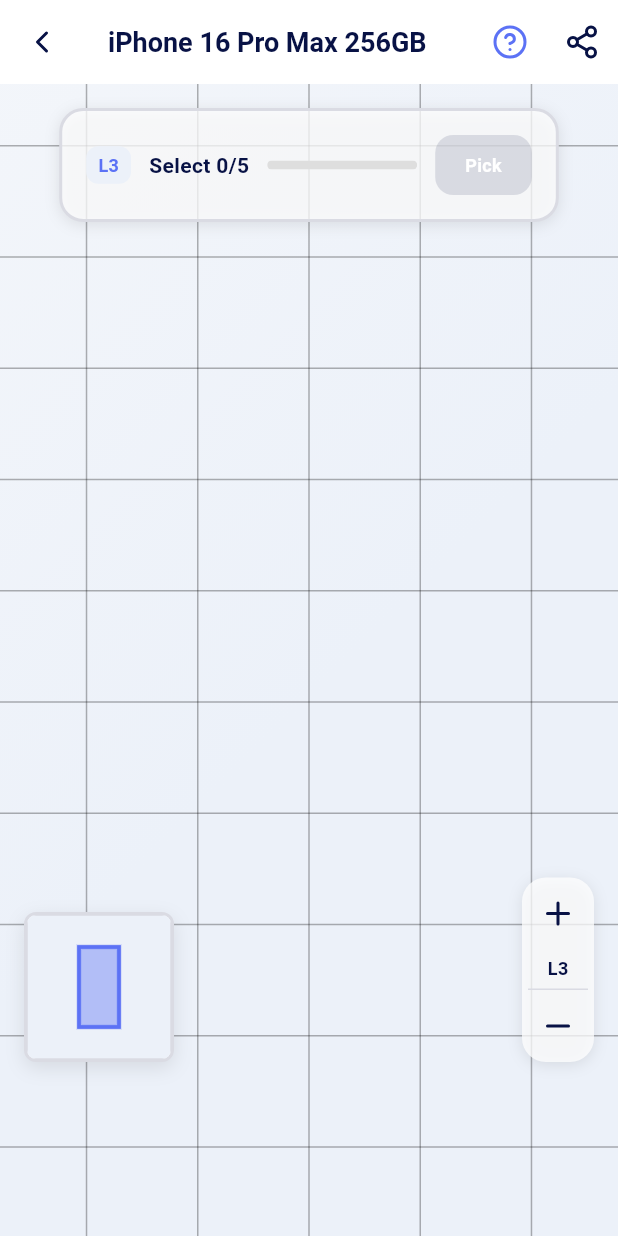
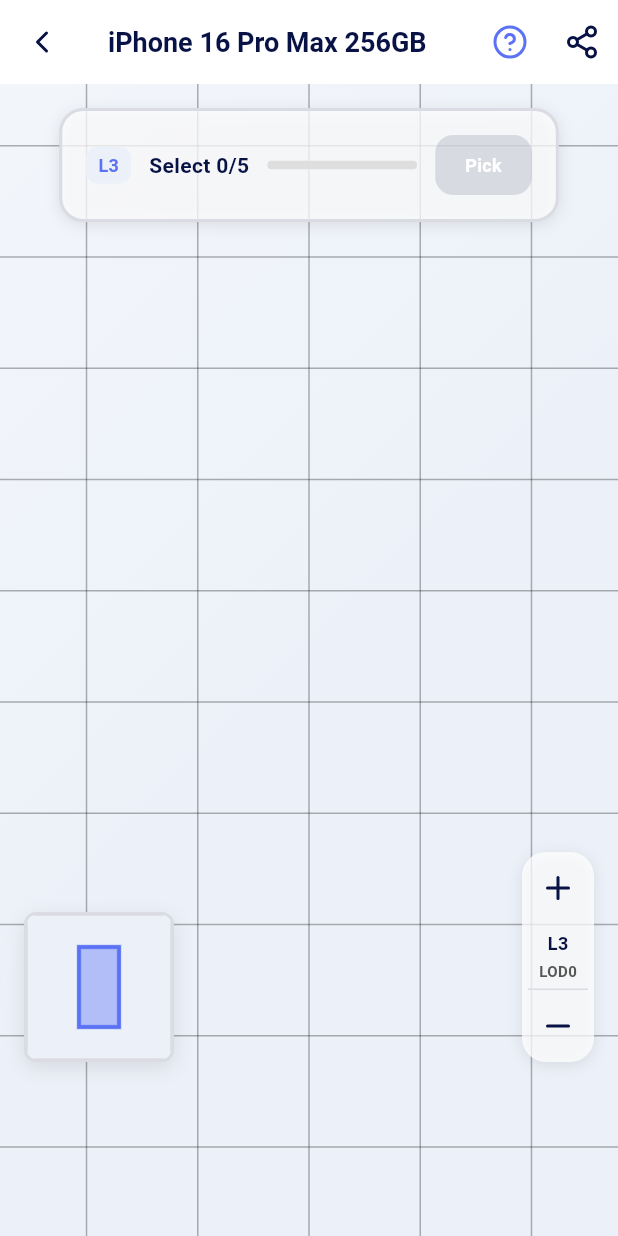
Before and after one commit to blockpick/app-blockpick, a Flutter app: the GameScreen screen opened directly, on a phone screen of 412 x 824 dp. Run offline on Flutter 3.47's test engine with Material 3 defaults, Android fonts, the phone set to English and light mode, and no system bars; our stand-ins replace convert, dio, flutter_animate, flutter_riverpod, flutter_secure_storage, flutter_svg and 6 more; missing offline and left inert: encrypt, syncfusion_flutter_treemap, tutorial_coach_mark, web3dart; accounts and stored records are empty; generated files the repository leaves out were written again; network calls fail; statements that could not run were skipped.

Commit message:
1. game_screen.dart:611 - 현재 줌을 레벨로 실시간 변환   final currentZoomLevel = _zoomMapper?.scaleToNearestLevel(gridState.zoom) ??   _currentZoomLevel;   2. game_screen.dart:614 - 레벨 변경 시 자동 동기화     - 핀치 줌이든 버튼 줌이든, gridState.zoom이 변경되면 자동으로 가장 가까운   레벨로 변환     - PostFrameCallback을 사용하여 안전하게 상태 업데이트   3. HUD와 ZoomControls - 동기화된 레벨 사용     - 둘 다 계산된 currentZoomLevel을 사용하여 항상 일치

```diff
--- a/lib/features/game/game_screen.dart
+++ b/lib/features/game/game_screen.dart
@@ -607,6 +607,20 @@
     final selectedCount = ref.watch(selectedBlockCountProvider(_gridConfig!));
     final bottomPadding = MediaQuery.of(context).padding.bottom;
 
+    // 현재 줌을 레벨로 변환 (핀치 줌과 버튼 줌 동기화)
+    final currentZoomLevel = _zoomMapper?.scaleToNearestLevel(gridState.zoom) ?? _currentZoomLevel;
+
+    // 레벨이 변경되었으면 상태 업데이트 (다음 프레임에)
+    if (currentZoomLevel != _currentZoomLevel && _zoomMapper != null) {
+      WidgetsBinding.instance.addPostFrameCallback((_) {
+        if (mounted) {
+          setState(() {
+            _currentZoomLevel = currentZoomLevel;
+          });
+        }
+      });
+    }
+
     return Scaffold(
       backgroundColor: AppColors.deepWhite,
       appBar: _buildAppBar(context),
@@ -680,7 +694,7 @@
                   key: _hudKey,
                   selected: selectedCount,
                   pickMax: _pickMax,
-                  zoomLevel: _currentZoomLevel,
+                  zoomLevel: currentZoomLevel,
                   onSubmit: selectedCount >= _pickMax ? () {
                     _showSnackBar('$selectedCount개 블록 제출됨!');
                   } : null,
@@ -734,9 +748,10 @@
                 key: _zoomControlKey,
                 onZoomIn: _handleZoomIn,
                 onZoomOut: _handleZoomOut,
-                currentLevel: _currentZoomLevel,
+                currentLevel: currentZoomLevel,
                 maxLevel: _zoomSpec!.maxLevel,
                 minLevel: _zoomSpec!.minLevel,
+                lodLevel: gridState.lodLevel,
               ),
             ),
         ],
--- a/lib/providers/grid_state_provider.dart
+++ b/lib/providers/grid_state_provider.dart
@@ -1,5 +1,6 @@
 import 'package:flutter/foundation.dart';
 import 'package:flutter_riverpod/flutter_riverpod.dart';
+import 'dart:math' as math;
 import '../models/block_model.dart';
 import '../core/constants/app_constants.dart';
 
@@ -48,7 +49,10 @@
   /// 튜토리얼 목표 블록 (튜토리얼에서 선택해야 할 블록)
   final BlockModel? tutorialTargetBlock;
 
-  const GridState({
+  /// LOD (Level of Detail) 레벨 - 줌에 따라 자동 계산됨
+  final int lodLevel;
+
+  GridState({
     this.zoom = AppConstants.defaultZoom,
     this.baseZoom = AppConstants.defaultZoom,
     this.gridWidth = 100,
@@ -63,7 +67,8 @@
     this.showBottomSheet = true,
     this.focusedBlockId,
     this.tutorialTargetBlock,
-  });
+    int? lodLevel,
+  }) : lodLevel = lodLevel ?? _calculateLODLevel(zoom);
 
   GridState copyWith({
     double? zoom,
@@ -83,9 +88,11 @@
     bool clearFocusedBlock = false,
     BlockModel? tutorialTargetBlock,
     bool clearTutorialTarget = false,
+    int? lodLevel,
   }) {
+    final newZoom = zoom ?? this.zoom;
     return GridState(
-      zoom: zoom ?? this.zoom,
+      zoom: newZoom,
       baseZoom: baseZoom ?? this.baseZoom,
       gridWidth: gridWidth ?? this.gridWidth,
       gridHeight: gridHeight ?? this.gridHeight,
@@ -99,7 +106,23 @@
       showBottomSheet: showBottomSheet ?? this.showBottomSheet,
       focusedBlockId: clearFocusedBlock ? null : (focusedBlockId ?? this.focusedBlockId),
       tutorialTargetBlock: clearTutorialTarget ? null : (tutorialTargetBlock ?? this.tutorialTargetBlock),
+      lodLevel: lodLevel ?? _calculateLODLevel(newZoom),
     );
+  }
+
+  /// LOD 레벨 계산 (정적 메서드)
+  static int _calculateLODLevel(double zoom) {
+    if (zoom < 0.05) return 0;
+    if (zoom < 0.1) return 1;
+    if (zoom < 0.3) return 2;
+    if (zoom < 0.6) return 3;
+    if (zoom < 1.0) return 4;
+    if (zoom < 2.0) return 5;
+    if (zoom < 4.0) return 6;
+    if (zoom < 8.0) return 7;
+    if (zoom < 16.0) return 8;
+    // 줌이 계속 커지면 레벨도 계속 증가
+    return (math.log(zoom) / math.log(2)).floor() + 4;
   }
 
   /// 블록 추가
@@ -254,6 +277,33 @@
     // 같은 그리드 좌표가 화면 중앙에 오도록 pan 조정
     final newPanX = screenWidth / 2 - centerX * clampedZoom;
     final newPanY = screenHeight / 2 - centerY * clampedZoom;
+
+    state = state.copyWith(
+      zoom: clampedZoom,
+      panX: newPanX,
+      panY: newPanY,
+    );
+  }
+
+  /// 특정 포인트(focal point) 기준으로 줌 적용
+  /// 주로 핀치 제스처에서 사용됨
+  void zoomAtPoint({
+    required double newZoom,
+    required double focalPointX,
+    required double focalPointY,
+  }) {
+    final oldZoom = state.zoom;
+
+    // focal point의 그리드 좌표 계산 (줌 전)
+    final gridX = (focalPointX - state.panX) / oldZoom;
+    final gridY = (focalPointY - state.panY) / oldZoom;
+
+    // 줌 변경
+    final clampedZoom = newZoom.clamp(AppConstants.minZoom, AppConstants.maxZoom);
+
+    // focal point가 같은 그리드 좌표를 가리키도록 pan 조정
+    final newPanX = focalPointX - gridX * clampedZoom;
+    final newPanY = focalPointY - gridY * clampedZoom;
 
     state = state.copyWith(
       zoom: clampedZoom,
--- a/lib/widgets/zoom_controls.dart
+++ b/lib/widgets/zoom_controls.dart
@@ -19,6 +19,9 @@
   /// 최소 레벨
   final int? minLevel;
 
+  /// LOD (Level of Detail) 레벨
+  final int? lodLevel;
+
   /// 투명도
   final double opacity;
 
@@ -29,6 +32,7 @@
     this.currentLevel,
     this.maxLevel,
     this.minLevel,
+    this.lodLevel,
     this.opacity = 0.75,
   });
 
@@ -65,13 +69,29 @@
           if (currentLevel != null)
             Container(
               padding: const EdgeInsets.symmetric(horizontal: 6, vertical: 4),
-              child: Text(
+              child: Column(
+                mainAxisSize: MainAxisSize.min,
+                children: [
+                  Text(
                     'L$currentLevel',
                     style: const TextStyle(
                       fontSize: 12,
                       fontWeight: FontWeight.bold,
                       color: AppColors.darkBlue,
                     ),
+                  ),
+                  if (lodLevel != null) ...[
+                    const SizedBox(height: 2),
+                    Text(
+                      'LOD$lodLevel',
+                      style: const TextStyle(
+                        fontSize: 10,
+                        fontWeight: FontWeight.w600,
+                        color: AppColors.medium,
+                      ),
+                    ),
+                  ],
+                ],
               ),
             ),
 
@@ -103,6 +123,7 @@
   final int? currentLevel;
   final int? maxLevel;
   final int? minLevel;
+  final int? lodLevel;
   final double opacity;
 
   const HorizontalZoomControls({
@@ -112,6 +133,7 @@
     this.currentLevel,
     this.maxLevel,
     this.minLevel,
+    this.lodLevel,
     this.opacity = 0.75,
   });
 
@@ -149,13 +171,29 @@
           if (currentLevel != null)
             Container(
               padding: const EdgeInsets.symmetric(horizontal: 8, vertical: 4),
-              child: Text(
+              child: Row(
+                mainAxisSize: MainAxisSize.min,
+                children: [
+                  Text(
                     'L$currentLevel',
                     style: const TextStyle(
                       fontSize: 12,
                       fontWeight: FontWeight.bold,
                       color: AppColors.darkBlue,
                     ),
+                  ),
+                  if (lodLevel != null) ...[
+                    const SizedBox(width: 4),
+                    Text(
+                      '(LOD$lodLevel)',
+                      style: const TextStyle(
+                        fontSize: 10,
+                        fontWeight: FontWeight.w600,
+                        color: AppColors.medium,
+                      ),
+                    ),
+                  ],
+                ],
               ),
             ),
 
```
Also changed, not shown: lib/features/grid/game_grid_widget.dart (+10 -4 lines). Lines whose indentation alone changed are shown as unchanged.
